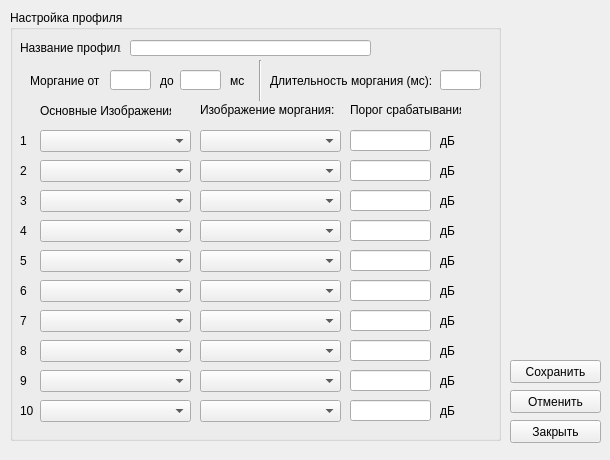
The window that app/ui/profiles.ui (ENCIDI/PNG-Streamer) describes before a commit, drawn with Qt 5.
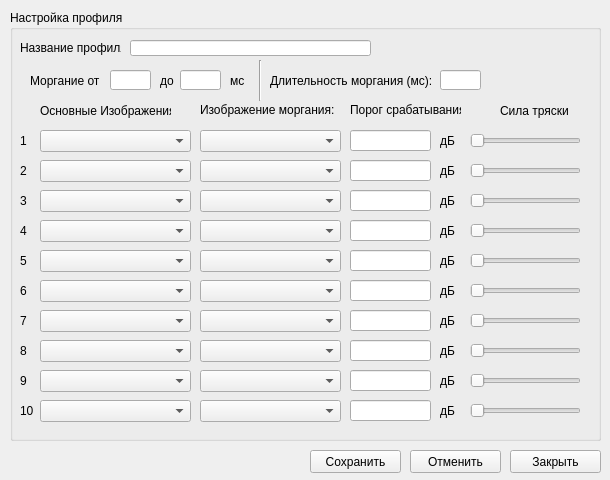
The same window after the commit.

```diff
--- a/app/ui/profiles.ui
+++ b/app/ui/profiles.ui
@@ -7,19 +7,19 @@
     <x>0</x>
     <y>0</y>
     <width>610</width>
-    <height>460</height>
+    <height>480</height>
    </rect>
   </property>
   <property name="minimumSize">
    <size>
     <width>610</width>
-    <height>460</height>
+    <height>480</height>
    </size>
   </property>
   <property name="maximumSize">
    <size>
     <width>610</width>
-    <height>460</height>
+    <height>480</height>
    </size>
   </property>
   <property name="windowTitle">
@@ -28,8 +28,8 @@
   <widget class="QPushButton" name="saveButton">
    <property name="geometry">
     <rect>
-     <x>510</x>
-     <y>360</y>
+     <x>310</x>
+     <y>450</y>
      <width>91</width>
      <height>23</height>
     </rect>
@@ -41,8 +41,8 @@
   <widget class="QPushButton" name="cancelButton">
    <property name="geometry">
     <rect>
-     <x>510</x>
-     <y>390</y>
+     <x>410</x>
+     <y>450</y>
      <width>91</width>
      <height>23</height>
     </rect>
@@ -55,7 +55,7 @@
    <property name="geometry">
     <rect>
      <x>510</x>
-     <y>420</y>
+     <y>450</y>
      <width>91</width>
      <height>23</height>
     </rect>
@@ -69,7 +69,7 @@
     <rect>
      <x>10</x>
      <y>10</y>
-     <width>491</width>
+     <width>591</width>
      <height>431</height>
     </rect>
    </property>
@@ -853,6 +853,149 @@
      </rect>
     </property>
    </widget>
+   <widget class="QSlider" name="shake1">
+    <property name="geometry">
+     <rect>
+      <x>460</x>
+      <y>120</y>
+      <width>111</width>
+      <height>22</height>
+     </rect>
+    </property>
+    <property name="orientation">
+     <enum>Qt::Horizontal</enum>
+    </property>
+   </widget>
+   <widget class="QLabel" name="label_29">
+    <property name="geometry">
+     <rect>
+      <x>490</x>
+      <y>90</y>
+      <width>71</width>
+      <height>21</height>
+     </rect>
+    </property>
+    <property name="text">
+     <string>Сила тряски</string>
+    </property>
+   </widget>
+   <widget class="QSlider" name="shake2">
+    <property name="geometry">
+     <rect>
+      <x>460</x>
+      <y>150</y>
+      <width>111</width>
+      <height>22</height>
+     </rect>
+    </property>
+    <property name="orientation">
+     <enum>Qt::Horizontal</enum>
+    </property>
+   </widget>
+   <widget class="QSlider" name="shake3">
+    <property name="geometry">
+     <rect>
+      <x>460</x>
+      <y>180</y>
+      <width>111</width>
+      <height>22</height>
+     </rect>
+    </property>
+    <property name="orientation">
+     <enum>Qt::Horizontal</enum>
+    </property>
+   </widget>
+   <widget class="QSlider" name="shake4">
+    <property name="geometry">
+     <rect>
+      <x>460</x>
+      <y>210</y>
+      <width>111</width>
+      <height>22</height>
+     </rect>
+    </property>
+    <property name="orientation">
+     <enum>Qt::Horizontal</enum>
+    </property>
+   </widget>
+   <widget class="QSlider" name="shake5">
+    <property name="geometry">
+     <rect>
+      <x>460</x>
+      <y>240</y>
+      <width>111</width>
+      <height>22</height>
+     </rect>
+    </property>
+    <property name="orientation">
+     <enum>Qt::Horizontal</enum>
+    </property>
+   </widget>
+   <widget class="QSlider" name="shake6">
+    <property name="geometry">
+     <rect>
+      <x>460</x>
+      <y>270</y>
+      <width>111</width>
+      <height>22</height>
+     </rect>
+    </property>
+    <property name="orientation">
+     <enum>Qt::Horizontal</enum>
+    </property>
+   </widget>
+   <widget class="QSlider" name="shake7">
+    <property name="geometry">
+     <rect>
+      <x>460</x>
+      <y>300</y>
+      <width>111</width>
+      <height>22</height>
+     </rect>
+    </property>
+    <property name="orientation">
+     <enum>Qt::Horizontal</enum>
+    </property>
+   </widget>
+   <widget class="QSlider" name="shake8">
+    <property name="geometry">
+     <rect>
+      <x>460</x>
+      <y>330</y>
+      <width>111</width>
+      <height>22</height>
+     </rect>
+    </property>
+    <property name="orientation">
+     <enum>Qt::Horizontal</enum>
+    </property>
+   </widget>
+   <widget class="QSlider" name="shake9">
+    <property name="geometry">
+     <rect>
+      <x>460</x>
+      <y>360</y>
+      <width>111</width>
+      <height>22</height>
+     </rect>
+    </property>
+    <property name="orientation">
+     <enum>Qt::Horizontal</enum>
+    </property>
+   </widget>
+   <widget class="QSlider" name="shake10">
+    <property name="geometry">
+     <rect>
+      <x>460</x>
+      <y>390</y>
+      <width>111</width>
+      <height>22</height>
+     </rect>
+    </property>
+    <property name="orientation">
+     <enum>Qt::Horizontal</enum>
+    </property>
+   </widget>
   </widget>
  </widget>
  <resources/>
```
